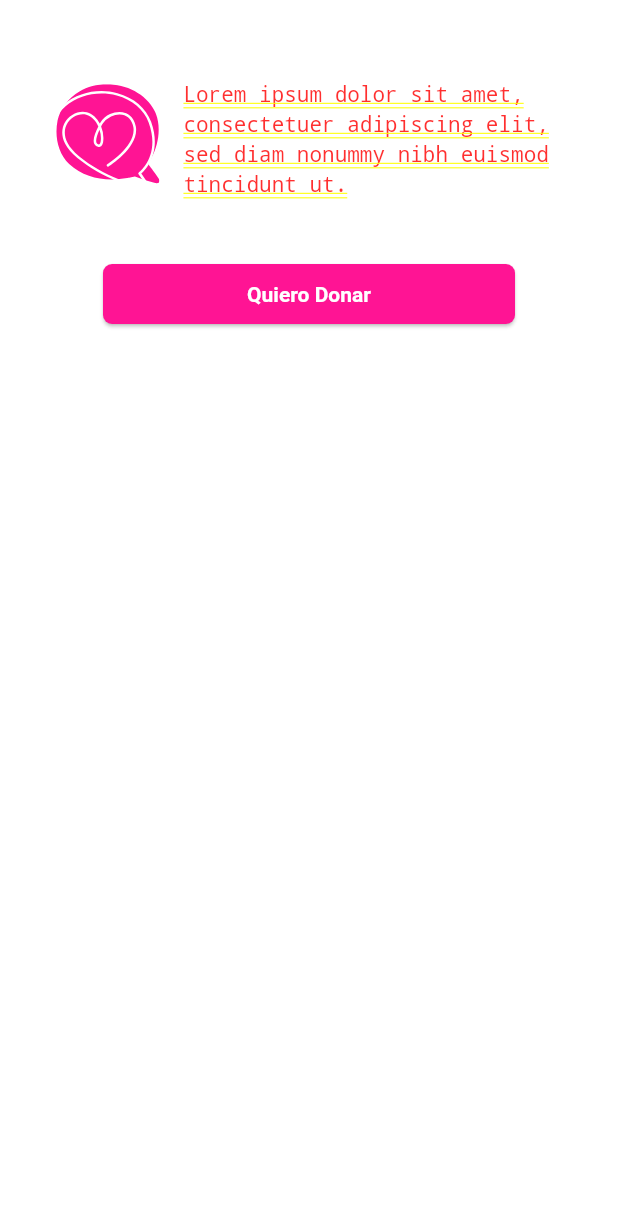
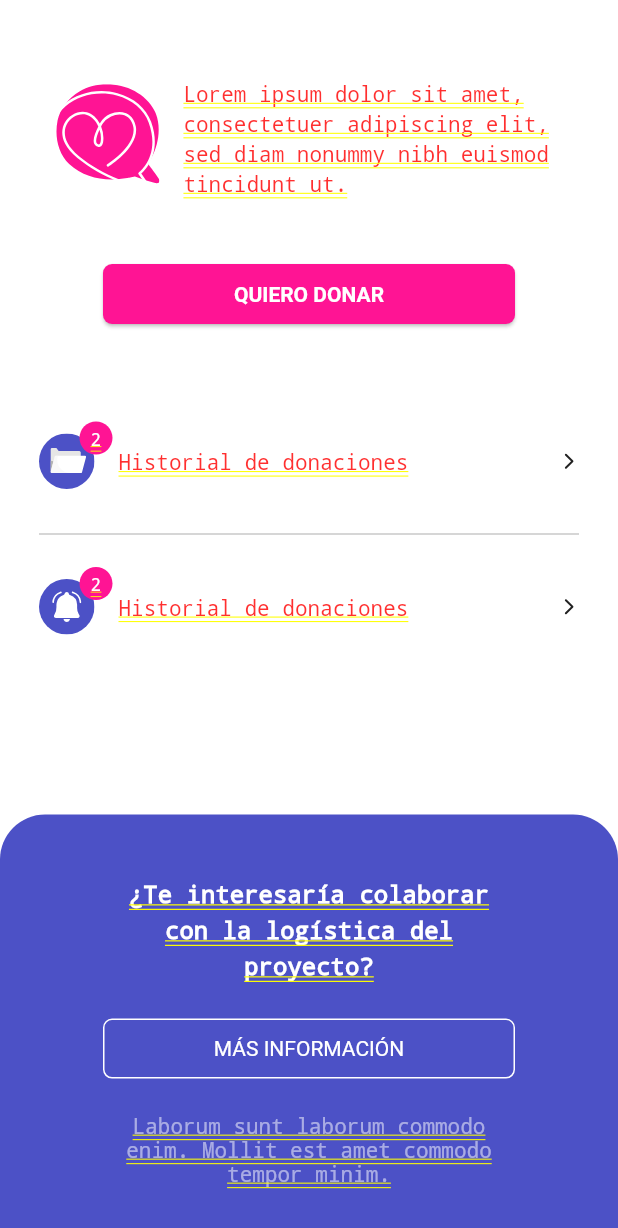
Before and after one commit to mapplics/microdonaciones.app.stacked, a Flutter app: the HomeView screen opened by its route, on a phone screen of 412 x 824 dp. Shown: the top 1228 px of the screen. Run offline on Flutter 3.47's test engine with Material 2 defaults, Android fonts, the phone set to English and light mode, and no system bars; our stand-ins replace firebase_core, flutter_svg, phosphor_flutter, shared_preferences, stacked, stacked_services and 1 more; missing offline and left inert: scaffold_gradient_background, stacked_firebase_auth; accounts and stored records are empty.

Commit message:
Avanzo con el maquetado de home

```diff
--- a/lib/ui/views/home/home_view.dart
+++ b/lib/ui/views/home/home_view.dart
@@ -2,6 +2,7 @@ import 'package:flutter/material.dart';
 import 'package:flutter_svg/flutter_svg.dart';
 import 'package:microdonations/ui/common/app_theme.dart';
 import 'package:microdonations/ui/widgets/common/custom_appbar/custom_appbar.dart';
+import 'package:microdonations/ui/widgets/common/custom_outline_button/custom_outline_button.dart';
 import 'package:microdonations/ui/widgets/common/custom_scaffold/custom_scaffold.dart';
 import 'package:phosphor_flutter/phosphor_flutter.dart';
 import 'package:stacked/stacked.dart';
@@ -44,6 +45,7 @@ class HomeView extends StackedView<HomeViewModel> {
     }
 
     return CustomScaffold(
+      padding: const EdgeInsets.all(0),
       appbar: CustomAppbar(
         title: 'Microdonaciones',
         actions: [
@@ -58,6 +60,10 @@ class HomeView extends StackedView<HomeViewModel> {
         ],
       ),
       body: Column(
+        children: [
+          Padding(
+            padding: const EdgeInsets.symmetric(horizontal: 26.0),
+            child: Column(
               children: [
                 /// Svg y descripcion
                 Padding(
@@ -90,7 +96,7 @@ class HomeView extends StackedView<HomeViewModel> {
                   child: SizedBox(
                     width: (MediaQuery.of(context).size.width / 1.5),
                     child: CustomFillButton(
-                label: 'Quiero Donar',
+                      label: 'QUIERO DONAR',
                       textStyle: CustomStylesTheme.bold14_20.copyWith(
                         color: Colors.white,
                       ),
@@ -100,7 +106,12 @@ class HomeView extends StackedView<HomeViewModel> {
                 ),
 
                 /// Seccion notificaciones y historial donaciones.
-          if (viewModel.isUserLogged) ..._buildTiles()
+                if (!viewModel.isUserLogged) ..._buildTiles(),
+              ],
+            ),
+          ),
+          const Spacer(),
+          const NewCollaborator(),
         ],
       ),
     );
@@ -112,3 +123,71 @@ class HomeView extends StackedView<HomeViewModel> {
   ) =>
       HomeViewModel();
 }
+
+class NewCollaborator extends StatelessWidget {
+  const NewCollaborator({
+    super.key,
+  });
+
+  @override
+  Widget build(BuildContext context) {
+    return Container(
+      width: double.infinity,
+      decoration: const BoxDecoration(
+        color: CustomStylesTheme.tertiaryColor,
+        borderRadius: BorderRadius.only(
+          topLeft: Radius.circular(30),
+          topRight: Radius.circular(30),
+        ),
+      ),
+      child: Column(
+        children: [
+          SizedBox(
+            width: (MediaQuery.of(context).size.width / 1.5),
+            child: Column(
+              crossAxisAlignment: CrossAxisAlignment.center,
+              children: [
+                Padding(
+                  padding: const EdgeInsets.only(top: 40),
+                  child: Text(
+                    '¿Te interesaría colaborar\ncon la logística del proyecto?',
+                    style: CustomStylesTheme.bold16_24.copyWith(
+                      color: Colors.white,
+                    ),
+                    textAlign: TextAlign.center,
+                  ),
+                ),
+                SizedBox(
+                  width: double.infinity,
+                  child: Padding(
+                    padding: const EdgeInsets.symmetric(vertical: 20.0),
+                    child: CustomOutlineButton(
+                      label: 'MÁS INFORMACIÓN',
+                      action: () {},
+                      mainColor: Colors.white,
+                      textStyle: CustomStylesTheme.regular14_16.copyWith(
+                        color: Colors.white,
+                      ),
+                    ),
+                  ),
+                ),
+                Padding(
+                  padding: EdgeInsets.only(
+                    bottom: (MediaQuery.of(context).size.height / 25),
+                  ),
+                  child: Text(
+                    'Laborum sunt laborum commodo enim. Mollit est amet commodo tempor minim.',
+                    style: CustomStylesTheme.regular14_16.copyWith(
+                      color: Colors.white.withOpacity(0.52),
+                    ),
+                    textAlign: TextAlign.center,
+                  ),
+                ),
+              ],
+            ),
+          ),
+        ],
+      ),
+    );
+  }
+}
--- a/lib/ui/widgets/common/custom_outline_button/custom_outline_button.dart
+++ b/lib/ui/widgets/common/custom_outline_button/custom_outline_button.dart
@@ -7,12 +7,16 @@ import 'custom_outline_button_model.dart';
 class CustomOutlineButton extends StackedView<CustomOutlineButtonModel> {
   final String label;
   final Function action;
+  final TextStyle? textStyle;
   final Widget? icon;
+  final Color? mainColor;
 
   const CustomOutlineButton({
     required this.label,
     required this.action,
     this.icon,
+    this.mainColor,
+    this.textStyle,
     Key? key,
   }) : super(key: key);
 
@@ -25,17 +29,20 @@ class CustomOutlineButton extends StackedView<CustomOutlineButtonModel> {
     return OutlinedButton.icon(
       label: Text(
         label,
-        style: CustomStylesTheme.regular16_20,
+        style: textStyle ??
+            CustomStylesTheme.regular16_20.copyWith(
+              color: mainColor ?? CustomStylesTheme.tertiaryColor,
+            ),
       ),
       icon: (icon != null) ? icon! : const SizedBox(),
       onPressed: () => action(),
-      style: const ButtonStyle(
+      style: ButtonStyle(
         side: MaterialStatePropertyAll(
           BorderSide(
-            color: CustomStylesTheme.tertiaryColor,
+            color: mainColor ?? CustomStylesTheme.tertiaryColor,
           ),
         ),
-        shape: MaterialStatePropertyAll(
+        shape: const MaterialStatePropertyAll(
           RoundedRectangleBorder(
             borderRadius: BorderRadius.all(
               Radius.circular(6),
--- a/lib/ui/widgets/common/custom_scaffold/custom_scaffold.dart
+++ b/lib/ui/widgets/common/custom_scaffold/custom_scaffold.dart
@@ -10,8 +10,14 @@ import 'custom_scaffold_model.dart';
 class CustomScaffold extends StackedView<CustomScaffoldModel> {
   final CustomAppbar appbar;
   final Widget body;
+  final EdgeInsets? padding;
 
-  const CustomScaffold({required this.appbar, required this.body, super.key});
+  const CustomScaffold({
+    required this.appbar,
+    required this.body,
+    this.padding,
+    super.key,
+  });
 
   @override
   Widget builder(
@@ -29,7 +35,10 @@ class CustomScaffold extends StackedView<CustomScaffoldModel> {
         end: Alignment.bottomCenter,
       ),
       appBar: appbar,
-      body: RoundedBody(widgetContent: body),
+      body: RoundedBody(
+        padding: padding,
+        widgetContent: body,
+      ),
     );
   }
 
--- a/lib/ui/widgets/common/rounded_body/rounded_body.dart
+++ b/lib/ui/widgets/common/rounded_body/rounded_body.dart
@@ -8,8 +8,9 @@ import 'rounded_body_model.dart';
 /// del contenido.
 class RoundedBody extends StackedView<RoundedBodyModel> {
   final Widget widgetContent;
+  final EdgeInsets? padding;
 
-  const RoundedBody({required this.widgetContent, super.key});
+  const RoundedBody({required this.widgetContent, this.padding, super.key});
 
   @override
   Widget builder(
@@ -26,7 +27,7 @@ class RoundedBody extends StackedView<RoundedBodyModel> {
         ),
       ),
       child: Padding(
-        padding: const EdgeInsets.symmetric(horizontal: 26.0),
+        padding: padding ?? const EdgeInsets.symmetric(horizontal: 26.0),
         child: widgetContent,
       ),
     );
```
Lines whose indentation alone changed are shown as unchanged.
